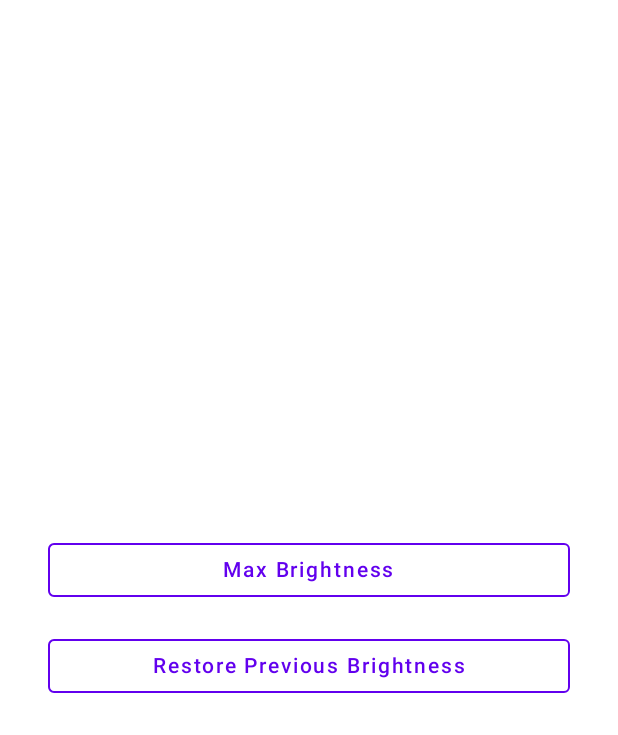
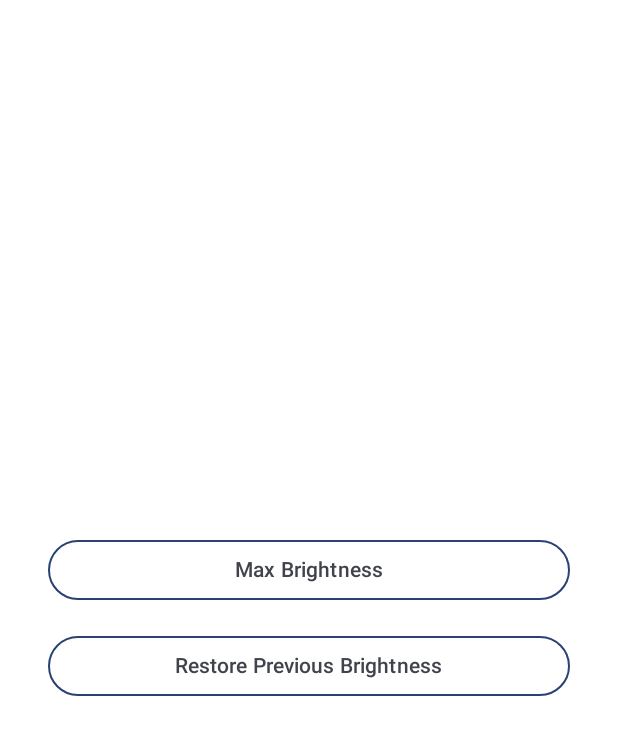
Before and after one commit to sstream17/screen-flashlight, an Android app built with Jetpack Compose: the screen it shows after launch (MainActivity), after a tap on "Max Brightness", on a phone screen of 412 x 824 dp. Shown: the top 735 px of the screen. Run offline under Robolectric (Android 15) with nearby library versions, the phone set to English and light mode, and no system bars.

Commit message:
Updating app to use Material You theming if available

```diff
--- a/app/src/main/java/com/stream_suite/flashlight/MainActivity.kt
+++ b/app/src/main/java/com/stream_suite/flashlight/MainActivity.kt
@@ -10,10 +10,10 @@ import androidx.activity.ComponentActivity
 import androidx.activity.compose.setContent
 import androidx.compose.foundation.BorderStroke
 import androidx.compose.foundation.layout.*
-import androidx.compose.material.MaterialTheme
-import androidx.compose.material.OutlinedButton
-import androidx.compose.material.Surface
-import androidx.compose.material.Text
+import androidx.compose.material3.MaterialTheme
+import androidx.compose.material3.OutlinedButton
+import androidx.compose.material3.Surface
+import androidx.compose.material3.Text
 import androidx.compose.runtime.Composable
 import androidx.compose.runtime.mutableStateOf
 import androidx.compose.runtime.remember
@@ -55,7 +55,7 @@ fun Content() {
                     modifier = Modifier
                         .padding(vertical = 8.dp)
                         .fillMaxWidth(),
-                    border = BorderStroke(1.dp, MaterialTheme.colors.primary),
+                    border = BorderStroke(1.dp, MaterialTheme.colorScheme.primary),
                     onClick = {
                         setBrightness(
                             window,
@@ -71,7 +71,7 @@ fun Content() {
                         modifier = Modifier
                             .padding(vertical = 8.dp)
                             .fillMaxWidth(),
-                        border = BorderStroke(1.dp, MaterialTheme.colors.primary),
+                        border = BorderStroke(1.dp, MaterialTheme.colorScheme.primary),
                         onClick = {
                             setBrightness(
                                 window,
--- a/app/src/main/java/com/stream_suite/flashlight/ui/theme/Shape.kt
+++ b/app/src/main/java/com/stream_suite/flashlight/ui/theme/Shape.kt
@@ -1,7 +1,7 @@
 package com.stream_suite.flashlight.ui.theme
 
 import androidx.compose.foundation.shape.RoundedCornerShape
-import androidx.compose.material.Shapes
+import androidx.compose.material3.Shapes
 import androidx.compose.ui.unit.dp
 
 val Shapes = Shapes(
--- a/app/src/main/java/com/stream_suite/flashlight/ui/theme/Theme.kt
+++ b/app/src/main/java/com/stream_suite/flashlight/ui/theme/Theme.kt
@@ -1,13 +1,15 @@
 package com.stream_suite.flashlight.ui.theme
 
-import androidx.compose.material.MaterialTheme
-import androidx.compose.material.lightColors
+import android.os.Build
+import androidx.compose.material3.MaterialTheme
+import androidx.compose.material3.dynamicLightColorScheme
+import androidx.compose.material3.lightColorScheme
 import androidx.compose.runtime.Composable
 import androidx.compose.ui.graphics.Color
+import androidx.compose.ui.platform.LocalContext
 
-private val colors = lightColors(
+private val staticColors = lightColorScheme(
     primary = Purple500,
-    primaryVariant = Purple700,
     secondary = Teal200,
     background = Color.White,
     surface = Color.White
@@ -21,9 +23,21 @@ private val colors = lightColors(
 )
 
 @Composable
-fun FlashlightTheme(content: @Composable () -> Unit) {
+fun FlashlightTheme(
+    isDynamicColor: Boolean = true,
+    content: @Composable () -> Unit
+) {
+    val dynamicColor = isDynamicColor && Build.VERSION.SDK_INT >= Build.VERSION_CODES.S
+
+    val colors = when {
+        dynamicColor -> {
+            dynamicLightColorScheme(LocalContext.current)
+        }
+        else -> staticColors
+    }
+
     MaterialTheme(
-        colors = colors,
+        colorScheme = colors,
         typography = Typography,
         shapes = Shapes,
         content = content
--- a/app/src/main/java/com/stream_suite/flashlight/ui/theme/Type.kt
+++ b/app/src/main/java/com/stream_suite/flashlight/ui/theme/Type.kt
@@ -1,6 +1,6 @@
 package com.stream_suite.flashlight.ui.theme
 
-import androidx.compose.material.Typography
+import androidx.compose.material3.Typography
 import androidx.compose.ui.text.TextStyle
 import androidx.compose.ui.text.font.FontFamily
 import androidx.compose.ui.text.font.FontWeight
@@ -8,7 +8,7 @@ import androidx.compose.ui.unit.sp
 
 // Set of Material typography styles to start with
 val Typography = Typography(
-    body1 = TextStyle(
+    bodyLarge = TextStyle(
         fontFamily = FontFamily.Default,
         fontWeight = FontWeight.Normal,
         fontSize = 16.sp
```
